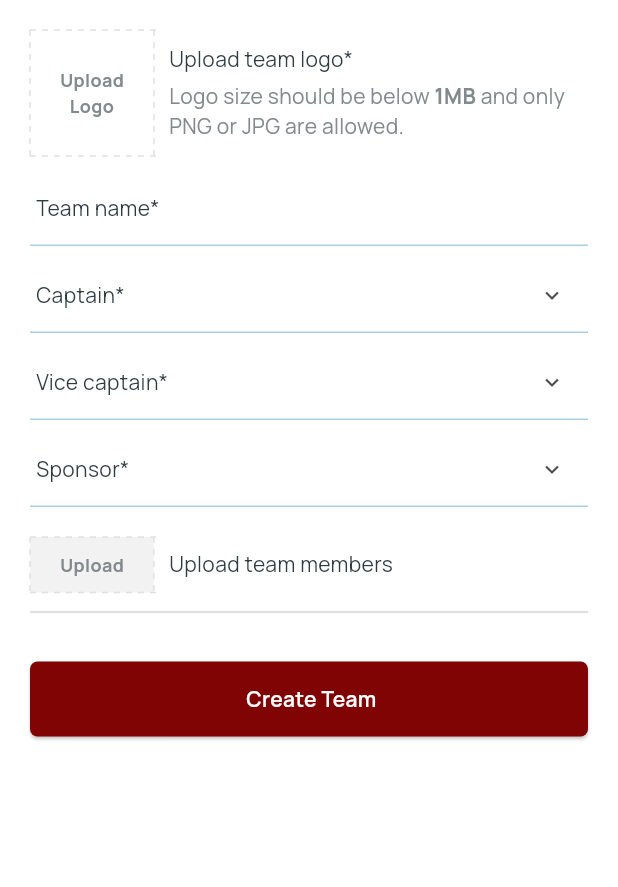
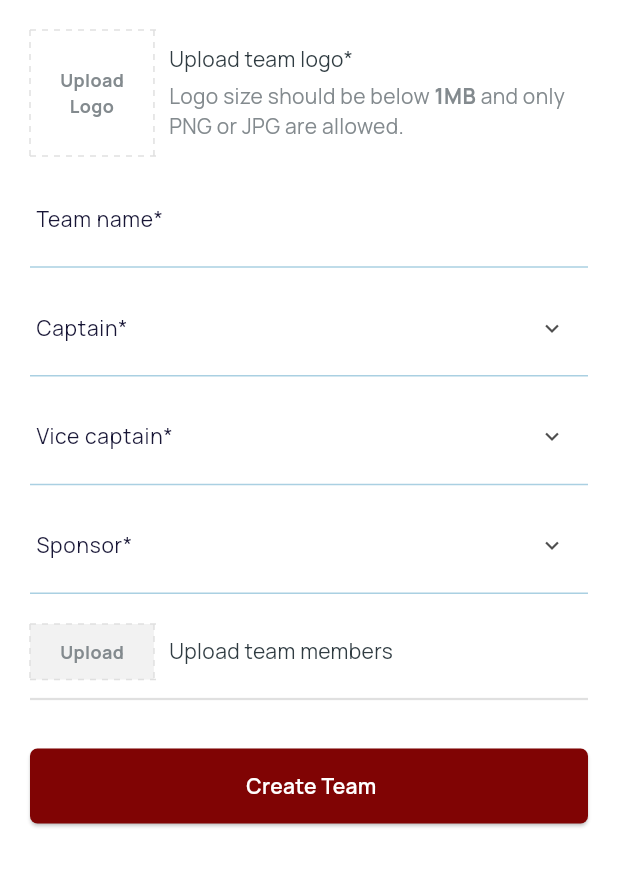
Before and after one commit to MahendraPayoda/PPL, a Flutter app: the CreateTeamScreen screen opened by its route, on a phone screen of 412 x 824 dp, the part 84-971 px from its top. Run offline on Flutter 3.47's test engine with Material 3 defaults, Android fonts, the light colour scheme and no system bars; our stand-ins replace carousel_slider, dio, dotted_border, file_picker, flutter_svg, image_picker and 4 more; missing offline and left inert: custom_pop_up_menu; accounts and stored records are empty; network calls fail; project files that could hold a hidden picture were left out.

Commit message:
-- engagement ui screen implementation

```diff
--- a/lib/common/common_text_form_field.dart
+++ b/lib/common/common_text_form_field.dart
@@ -7,7 +7,7 @@ class CommonTextFormField extends StatelessWidget {
   final TextEditingController controller;
   final TextInputType? keyboardType;
   final List<TextInputFormatter>? inputFormatters;
-  final String hintText;
+  final String? hintText;
   final int? maxLength;
   final Color? styleColor;
   final Color? hintColor;
@@ -17,11 +17,12 @@ class CommonTextFormField extends StatelessWidget {
   final String? Function(String?)? validator;
   final TextInputAction? textInputAction;
   final TextStyle? style;
+  final String? labelText;
 
   const CommonTextFormField(
       {super.key,
       required this.controller,
-      required this.hintText,
+        this.hintText,
       this.maxLength,
       this.keyboardType,
       this.inputFormatters,
@@ -32,7 +33,7 @@ class CommonTextFormField extends StatelessWidget {
       this.readOnly,
       this.validator,
       this.textInputAction,
-      this.style});
+      this.style, this.labelText});
 
   @override
   Widget build(BuildContext context) {
@@ -51,6 +52,7 @@ class CommonTextFormField extends StatelessWidget {
                 .bodyMedium
                 ?.copyWith(color: styleColor ?? AppColors.pureWhite, fontWeight: FontWeight.w400),
         decoration: InputDecoration(
+          labelText: labelText,
             suffixIcon:
                 showSuffix ? const Icon(Icons.keyboard_arrow_down, color: AppColors.noTeamColor) : null,
             contentPadding: const EdgeInsets.symmetric(vertical: 15),
--- a/lib/common/themes.dart
+++ b/lib/common/themes.dart
@@ -1,73 +1,71 @@
 import 'package:flutter/material.dart';
-import 'package:google_fonts/google_fonts.dart';
 import 'package:payoda/common/app_colors.dart';
 import 'package:payoda/router/app_router.dart';
 
 class Themes {
-
-  static final TextTheme _lightTextTheme = TextTheme(
-    displayLarge:
-        GoogleFonts.manrope(color: AppColors.lightTextColor, fontSize: 57, fontWeight: FontWeight.normal),
-    displayMedium:
-        GoogleFonts.manrope(color: AppColors.lightTextColor, fontSize: 45, fontWeight: FontWeight.normal),
-    displaySmall:
-        GoogleFonts.manrope(color: AppColors.lightTextColor, fontSize: 36, fontWeight: FontWeight.normal),
-    headlineLarge:
-        GoogleFonts.manrope(color: AppColors.lightTextColor, fontSize: 32, fontWeight: FontWeight.normal),
-    headlineMedium:
-        GoogleFonts.manrope(color: AppColors.lightTextColor, fontSize: 28, fontWeight: FontWeight.normal),
-    headlineSmall:
-        GoogleFonts.manrope(color: AppColors.lightTextColor, fontSize: 24, fontWeight: FontWeight.normal),
-    titleLarge:
-        GoogleFonts.manrope(color: AppColors.lightTextColor, fontSize: 22, fontWeight: FontWeight.bold),
-    titleMedium:
-        GoogleFonts.manrope(color: AppColors.lightTextColor, fontSize: 16, fontWeight: FontWeight.bold),
-    titleSmall:
-        GoogleFonts.manrope(color: AppColors.lightTitleColor, fontSize: 14, fontWeight: FontWeight.bold),
-    labelLarge:
-        GoogleFonts.manrope(color: AppColors.lightTextColor, fontSize: 14, fontWeight: FontWeight.normal),
-    labelMedium:
-        GoogleFonts.manrope(color: AppColors.lightTextColor, fontSize: 12, fontWeight: FontWeight.bold),
-    labelSmall:
-        GoogleFonts.manrope(color: AppColors.lightTextColor, fontSize: 11, fontWeight: FontWeight.normal),
-    bodyLarge:
-        GoogleFonts.manrope(color: AppColors.lightTextColor, fontSize: 16, fontWeight: FontWeight.normal),
-    bodyMedium:
-        GoogleFonts.manrope(color: AppColors.lightTextColor, fontSize: 14, fontWeight: FontWeight.normal),
-    bodySmall:
-        GoogleFonts.manrope(color: AppColors.lightTextColor, fontSize: 12, fontWeight: FontWeight.normal),
+  static const TextTheme _lightTextTheme = TextTheme(
+    displayLarge: TextStyle(
+        color: AppColors.lightTextColor, fontSize: 57, fontWeight: FontWeight.normal, fontFamily: 'Manrope'),
+    displayMedium: TextStyle(
+        color: AppColors.lightTextColor, fontSize: 45, fontWeight: FontWeight.normal, fontFamily: 'Manrope'),
+    displaySmall: TextStyle(
+        color: AppColors.lightTextColor, fontSize: 36, fontWeight: FontWeight.normal, fontFamily: 'Manrope'),
+    headlineLarge: TextStyle(
+        color: AppColors.lightTextColor, fontSize: 32, fontWeight: FontWeight.normal, fontFamily: 'Manrope'),
+    headlineMedium: TextStyle(
+        color: AppColors.lightTextColor, fontSize: 28, fontWeight: FontWeight.normal, fontFamily: 'Manrope'),
+    headlineSmall: TextStyle(
+        color: AppColors.lightTextColor, fontSize: 24, fontWeight: FontWeight.normal, fontFamily: 'Manrope'),
+    titleLarge: TextStyle(
+        color: AppColors.lightTextColor, fontSize: 22, fontWeight: FontWeight.bold, fontFamily: 'Manrope'),
+    titleMedium: TextStyle(
+        color: AppColors.lightTextColor, fontSize: 16, fontWeight: FontWeight.bold, fontFamily: 'Manrope'),
+    titleSmall: TextStyle(
+        color: AppColors.lightTitleColor, fontSize: 14, fontWeight: FontWeight.bold, fontFamily: 'Manrope'),
+    labelLarge: TextStyle(
+        color: AppColors.lightTextColor, fontSize: 14, fontWeight: FontWeight.normal, fontFamily: 'Manrope'),
+    labelMedium: TextStyle(
+        color: AppColors.lightTextColor, fontSize: 12, fontWeight: FontWeight.bold, fontFamily: 'Manrope'),
+    labelSmall: TextStyle(
+        color: AppColors.lightTextColor, fontSize: 11, fontWeight: FontWeight.normal, fontFamily: 'Manrope'),
+    bodyLarge: TextStyle(
+        color: AppColors.lightTextColor, fontSize: 16, fontWeight: FontWeight.normal, fontFamily: 'Manrope'),
+    bodyMedium: TextStyle(
+        color: AppColors.lightTextColor, fontSize: 14, fontWeight: FontWeight.normal, fontFamily: 'Manrope'),
+    bodySmall: TextStyle(
+        color: AppColors.lightTextColor, fontSize: 12, fontWeight: FontWeight.normal, fontFamily: 'Manrope'),
   );
   static final TextTheme _darkTextTheme = TextTheme(
-    displayLarge:
-        GoogleFonts.manrope(color: AppColors.darkTextColor, fontSize: 57, fontWeight: FontWeight.normal),
-    displayMedium:
-        GoogleFonts.manrope(color: AppColors.darkTextColor, fontSize: 45, fontWeight: FontWeight.normal),
-    displaySmall:
-        GoogleFonts.manrope(color: AppColors.darkTextColor, fontSize: 36, fontWeight: FontWeight.normal),
-    headlineLarge:
-        GoogleFonts.manrope(color: AppColors.darkTextColor, fontSize: 32, fontWeight: FontWeight.normal),
-    headlineMedium:
-        GoogleFonts.manrope(color: AppColors.darkTextColor, fontSize: 28, fontWeight: FontWeight.normal),
-    headlineSmall:
-        GoogleFonts.manrope(color: AppColors.darkTextColor, fontSize: 24, fontWeight: FontWeight.normal),
-    titleLarge:
-        GoogleFonts.manrope(color: AppColors.darkTextColor, fontSize: 22, fontWeight: FontWeight.bold),
-    titleMedium:
-        GoogleFonts.manrope(color: AppColors.darkTextColor, fontSize: 16, fontWeight: FontWeight.bold),
-    titleSmall:
-        GoogleFonts.manrope(color: AppColors.darkTitleColor, fontSize: 14, fontWeight: FontWeight.bold),
-    labelLarge:
-        GoogleFonts.manrope(color: AppColors.darkTextColor, fontSize: 14, fontWeight: FontWeight.bold),
-    labelMedium:
-        GoogleFonts.manrope(color: AppColors.darkTextColor, fontSize: 12, fontWeight: FontWeight.bold),
-    labelSmall:
-        GoogleFonts.manrope(color: AppColors.darkTextColor, fontSize: 11, fontWeight: FontWeight.normal),
-    bodyLarge:
-        GoogleFonts.manrope(color: AppColors.darkTextColor, fontSize: 16, fontWeight: FontWeight.normal),
-    bodyMedium:
-        GoogleFonts.manrope(color: AppColors.darkTextColor, fontSize: 14, fontWeight: FontWeight.normal),
-    bodySmall:
-        GoogleFonts.manrope(color: AppColors.darkTextColor, fontSize: 12, fontWeight: FontWeight.normal),
+    displayLarge: const TextStyle(
+        color: AppColors.darkTextColor, fontSize: 57, fontWeight: FontWeight.normal, fontFamily: 'Manrope'),
+    displayMedium: const TextStyle(
+        color: AppColors.darkTextColor, fontSize: 45, fontWeight: FontWeight.normal, fontFamily: 'Manrope'),
+    displaySmall: const TextStyle(
+        color: AppColors.darkTextColor, fontSize: 36, fontWeight: FontWeight.normal, fontFamily: 'Manrope'),
+    headlineLarge: const TextStyle(
+        color: AppColors.darkTextColor, fontSize: 32, fontWeight: FontWeight.normal, fontFamily: 'Manrope'),
+    headlineMedium: const TextStyle(
+        color: AppColors.darkTextColor, fontSize: 28, fontWeight: FontWeight.normal, fontFamily: 'Manrope'),
+    headlineSmall: const TextStyle(
+        color: AppColors.darkTextColor, fontSize: 24, fontWeight: FontWeight.normal, fontFamily: 'Manrope'),
+    titleLarge: const TextStyle(
+        color: AppColors.darkTextColor, fontSize: 22, fontWeight: FontWeight.bold, fontFamily: 'Manrope'),
+    titleMedium: const TextStyle(
+        color: AppColors.darkTextColor, fontSize: 16, fontWeight: FontWeight.bold, fontFamily: 'Manrope'),
+    titleSmall: const TextStyle(
+        color: AppColors.darkTitleColor, fontSize: 14, fontWeight: FontWeight.bold, fontFamily: 'Manrope'),
+    labelLarge: const TextStyle(
+        color: AppColors.darkTextColor, fontSize: 14, fontWeight: FontWeight.bold, fontFamily: 'Manrope'),
+    labelMedium: const TextStyle(
+        color: AppColors.darkTextColor, fontSize: 12, fontWeight: FontWeight.bold, fontFamily: 'Manrope'),
+    labelSmall: const TextStyle(
+        color: AppColors.darkTextColor, fontSize: 11, fontWeight: FontWeight.normal, fontFamily: 'Manrope'),
+    bodyLarge: const TextStyle(
+        color: AppColors.darkTextColor, fontSize: 16, fontWeight: FontWeight.normal, fontFamily: 'Manrope'),
+    bodyMedium: const TextStyle(
+        color: AppColors.darkTextColor, fontSize: 14, fontWeight: FontWeight.normal, fontFamily: 'Manrope'),
+    bodySmall: const TextStyle(
+        color: AppColors.darkTextColor, fontSize: 12, fontWeight: FontWeight.normal, fontFamily: 'Manrope'),
   );
 
   static ThemeData darkTheme = ThemeData(
@@ -200,7 +198,7 @@ class Themes {
         circularTrackColor: AppColors.lightFillBackground,
         linearTrackColor: AppColors.lightFillBackground,
       ),
-    backgroundColor: AppColors.lightFillBackground);
+      backgroundColor: AppColors.lightFillBackground);
 }
 
 bool isDarkMode() {
--- a/lib/localization/en.dart
+++ b/lib/localization/en.dart
@@ -29,6 +29,7 @@ Map<String, String> en() {
     'engagements': ' Engagements',
     'connects': ' Connects',
     'createTeam': ' Create Team',
+    'createEngagement': ' Create Engagement',
     'uploadTeams': 'Upload teams',
     'or': 'OR',
     'uploadLogo': 'Upload\nLogo',
--- a/lib/router/app_router.dart
+++ b/lib/router/app_router.dart
@@ -6,6 +6,7 @@ import 'package:payoda/model/team_list_response.dart';
 import 'package:payoda/router/routes.dart';
 import 'package:payoda/views/create_new_password_screen.dart';
 import 'package:payoda/views/dashboard_screen.dart';
+import 'package:payoda/views/engagement/create_engagement.dart';
 import 'package:payoda/views/forgot_password_screen.dart';
 import 'package:payoda/views/login_screen.dart';
 import 'package:payoda/views/splash_screen.dart';
@@ -64,6 +65,8 @@ class AppRouter {
         final List<Team>? team = arguments['team'] as List<Team>?;
         final int index = arguments['index'] as int;
         return getPageRoute(view: AddEditMemberScreen(team: team, index: index), settings: settings);
+      case AppRoutes.createEngagementRoute:
+        return getPageRoute(view: const CreateEngagementScreen(), settings: settings);
       default:
         return getPageRoute(
             view: Scaffold(body: Center(child: Text('No route defined for ${settings.name}'))),
--- a/lib/router/routes.dart
+++ b/lib/router/routes.dart
@@ -10,4 +10,5 @@ class AppRoutes {
   static const String teamDetailRoute = '/teamDetailRoute';
   static const String uploadTeamRoute = '/uploadTeamRoute';
   static const String addEditTeamRoute = '/addEditTeamRoute';
+  static const String createEngagementRoute = '/createEngagementRoute';
 }
--- a/lib/views/dashboard_screen.dart
+++ b/lib/views/dashboard_screen.dart
@@ -47,6 +47,7 @@ class _DashboardScreenState extends State<DashboardScreen> {
           ][value.selectedIndex],
           bottomNavigationBar: NavigationBarTheme(
             data: NavigationBarThemeData(
+              backgroundColor: AppColors.pureWhite,
                 labelTextStyle: MaterialStateProperty.resolveWith<TextStyle>((Set<MaterialState> states) =>
                     states.contains(MaterialState.selected)
                         ? textTheme().titleMedium!.copyWith(
--- a/lib/views/engagement/engagement_screen.dart
+++ b/lib/views/engagement/engagement_screen.dart
@@ -30,7 +30,7 @@ class _EngagementScreenState extends State<EngagementScreen> {
           centerTitle: true,
           actions: [
             InkWell(
-              onTap: () => AppRouter.navigateTo(AppRoutes.createTeamRoute),
+              onTap: () => AppRouter.navigateTo(AppRoutes.createEngagementRoute),
               child: Row(
                 children: [
                   const Icon(Icons.add_circle_outline, color: AppColors.buttonColor),
--- a/lib/views/teams/create_team_screen.dart
+++ b/lib/views/teams/create_team_screen.dart
@@ -1,3 +1,5 @@
+import 'dart:io';
+
 import 'package:flutter/material.dart';
 import 'package:flutter_svg/flutter_svg.dart';
 import 'package:payoda/common/app_colors.dart';
@@ -82,7 +84,7 @@ class _CreateTeamScreenState extends State<CreateTeamScreen> {
                               Row(
                                 children: [
                                   InkWell(
-                                    onTap: value.pickedImage == null ? () => value.pickImage(context) : null,
+                                    onTap: () => value.pickImage(context),
                                     child: Container(
                                         padding: const EdgeInsets.symmetric(vertical: 25, horizontal: 20),
                                         decoration:
@@ -153,13 +155,13 @@ class _CreateTeamScreenState extends State<CreateTeamScreen> {
                                           Column(
                                             crossAxisAlignment: CrossAxisAlignment.start,
                                             children: [
-                                              Text('Team logo${value.getExtension()}',
+                                              Text(value.pickedImage!.path.split('/').last,
                                                   style: textTheme().bodyMedium?.copyWith(
                                                       color: AppColors.noTeamColor,
                                                       fontSize: 12,
                                                       fontWeight: FontWeight.w400)),
                                               Text(
-                                                  '${(value.pickedImage!.lengthSync() / (1024 * 1024)).toStringAsFixed(2)} Kb',
+                                                  '${(value.pickedImage!.lengthSync()).toStringAsFixed(2)} Kb',
                                                   style: textTheme().bodyMedium?.copyWith(
                                                       color: AppColors.drawerButtonColor,
                                                       fontSize: 10,
@@ -179,7 +181,7 @@ class _CreateTeamScreenState extends State<CreateTeamScreen> {
                               const SizedBox(height: 10),
                               CommonTextFormField(
                                   controller: value.teamNameController,
-                                  hintText: 'teamName'.tr(),
+                                  labelText: 'teamName'.tr(),
                                   hintColor: AppColors.gmailButtonColor,
                                   style: textTheme().bodyMedium?.copyWith(
                                       color: AppColors.gmailButtonColor,
@@ -189,7 +191,7 @@ class _CreateTeamScreenState extends State<CreateTeamScreen> {
                               const SizedBox(height: 8),
                               CommonTextFormField(
                                   controller: value.captainController,
-                                  hintText: 'captain'.tr(),
+                                  labelText: 'captain'.tr(),
                                   hintColor: AppColors.gmailButtonColor,
                                   styleColor: AppColors.gmailButtonColor,
                                   showSuffix: true,
@@ -205,7 +207,7 @@ class _CreateTeamScreenState extends State<CreateTeamScreen> {
                               const SizedBox(height: 8),
                               CommonTextFormField(
                                   controller: value.viceCaptainController,
-                                  hintText: 'viceCaptain'.tr(),
+                                  labelText: 'viceCaptain'.tr(),
                                   hintColor: AppColors.gmailButtonColor,
                                   styleColor: AppColors.gmailButtonColor,
                                   style: textTheme().bodyMedium?.copyWith(
@@ -221,7 +223,7 @@ class _CreateTeamScreenState extends State<CreateTeamScreen> {
                               const SizedBox(height: 8),
                               CommonTextFormField(
                                   controller: value.sponsorController,
-                                  hintText: 'sponsor'.tr(),
+                                  labelText: 'sponsor'.tr(),
                                   hintColor: AppColors.gmailButtonColor,
                                   styleColor: AppColors.gmailButtonColor,
                                   style: textTheme().bodyMedium?.copyWith(
@@ -237,9 +239,7 @@ class _CreateTeamScreenState extends State<CreateTeamScreen> {
                               const SizedBox(height: 20),
                               Row(children: [
                                 InkWell(
-                                    onTap: value.pickedExcelFile != null
-                                        ? null
-                                        : () => Navigator.push(
+                                    onTap: () => Navigator.push(
                                                 context,
                                                 MaterialPageRoute(
                                                     builder: (context) => const UploadTeamScreen()))
@@ -290,12 +290,13 @@ class _CreateTeamScreenState extends State<CreateTeamScreen> {
                                                           fontSize: 10))),
                                               const SizedBox(width: 8),
                                               Column(crossAxisAlignment: CrossAxisAlignment.start, children: [
-                                                Text('Payoda Teams.xlsx',
+                                                Text(value.pickedExcelFile!.name,
                                                     style: textTheme().bodyMedium?.copyWith(
                                                         color: AppColors.noTeamColor,
                                                         fontSize: 12,
                                                         fontWeight: FontWeight.w400)),
-                                                Text(' Kb',
+                                                Text(
+                                                    '${value.getSizeInKb(File(value.pickedExcelFile!.path!))} Kb',
                                                     style: textTheme().bodyMedium?.copyWith(
                                                         color: AppColors.drawerButtonColor,
                                                         fontSize: 10,
@@ -318,9 +319,9 @@ class _CreateTeamScreenState extends State<CreateTeamScreen> {
                                           message: 'Please fill all fields', context: context);
                                       return;
                                     }
-                                    if (value.pickedExcelFile == null) {
+                                    if (value.pickedImage == null) {
                                       SnackbarManager.showErrorSnackbar(
-                                          message: 'Please upload team members', context: context);
+                                          message: 'Please upload team logo', context: context);
                                       return;
                                     }
                                     if (value.pickedExcelFile == null) {
@@ -328,7 +329,7 @@ class _CreateTeamScreenState extends State<CreateTeamScreen> {
                                           message: 'Please upload team members', context: context);
                                       return;
                                     }
-                                    value.createTeam();
+                                    value.createTeam(context);
                                   },
                                   showBorder: false,
                                   backgroundColor: AppColors.buttonColor)
--- a/lib/views/teams/upload_team_screen.dart
+++ b/lib/views/teams/upload_team_screen.dart
@@ -1,3 +1,5 @@
+import 'dart:io';
+
 import 'package:dotted_border/dotted_border.dart';
 import 'package:flutter/material.dart';
 import 'package:flutter_svg/flutter_svg.dart';
@@ -106,12 +108,12 @@ class _UploadTeamScreenState extends State<UploadTeamScreen> {
                                             fontSize: 10))),
                                 const SizedBox(width: 8),
                                 Column(crossAxisAlignment: CrossAxisAlignment.start, children: [
-                                  Text('Payoda Teams.xlsx',
+                                  Text(value.pickedExcelFile!.name,
                                       style: textTheme().bodyMedium?.copyWith(
                                           color: AppColors.noTeamColor,
                                           fontSize: 12,
                                           fontWeight: FontWeight.w400)),
-                                  Text(' Kb',
+                                  Text( '${value.getSizeInKb(File(value.pickedExcelFile!.path!))} Kb',
                                       style: textTheme().bodyMedium?.copyWith(
                                           color: AppColors.drawerButtonColor,
                                           fontSize: 10,
--- a/lib/views/teams/widgets/dialog_for_sponsor.dart
+++ b/lib/views/teams/widgets/dialog_for_sponsor.dart
@@ -26,6 +26,7 @@ class _DialogForSponsorState extends State<DialogForSponsor> {
   @override
   void initState() {
     super.initState();
+    updateValue();
     searchController = TextEditingController();
   }
 
```
Also changed, not shown: lib/provider/create_team_provider.dart (+36 -2 lines), lib/utills/snackbar_manager.dart (+23 -10 lines), lib/views/engagement/create_engagement.dart (added, +54 -0 lines), pubspec.yaml (+12 -5 lines), pubspec.lock. Lines whose indentation alone changed are shown as unchanged.
